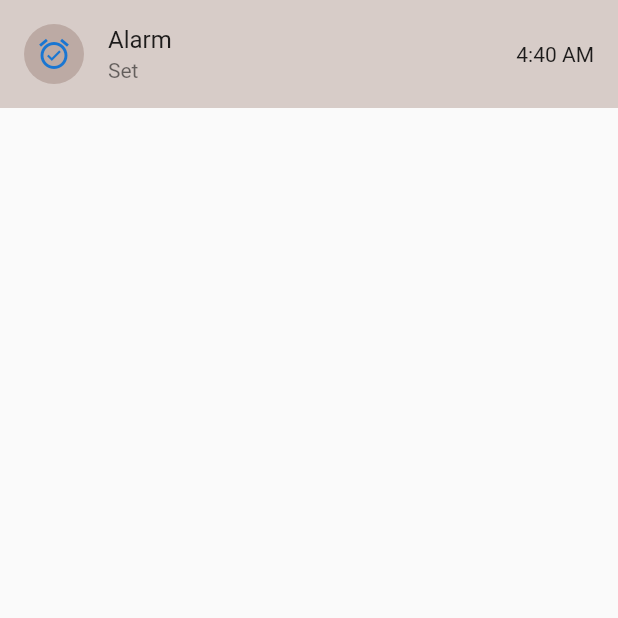
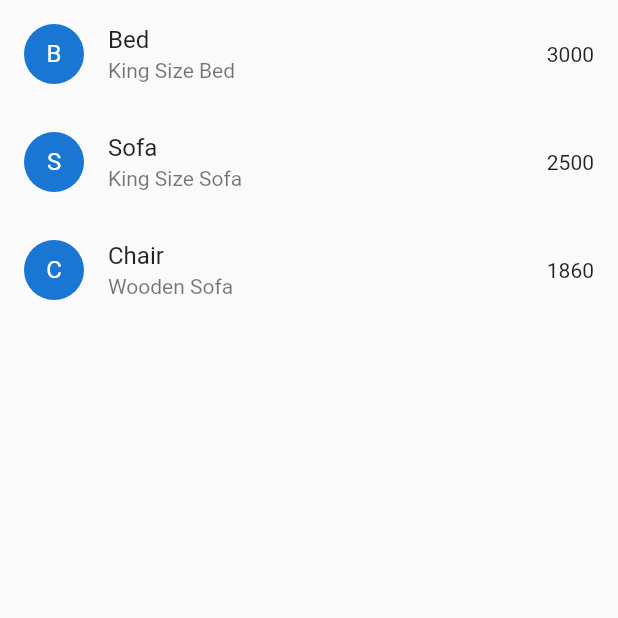
Before and after one commit to theeeep/Flutter-Basic-App, a Flutter app: the screen it shows after launch, on a phone screen of 412 x 824 dp, the top half of it. Run offline on Flutter 3.47's test engine with Material 2 defaults, Android fonts, the phone set to English and light mode, and no system bars.

Commit message:
ListView Builder (Dynmically)

```diff
--- a/lib/screens/ListView.dart
+++ b/lib/screens/ListView.dart
@@ -1,26 +1,32 @@
 import 'package:flutter/material.dart';
 
 class ListVieww extends StatelessWidget {
-  const ListVieww({Key? key}) : super(key: key);
+  ListVieww({Key? key}) : super(key: key);
+
+  List<String> products = ["Bed", "Sofa", "Chair"];
+  List<String> productsDetails = [
+    "King Size Bed",
+    "King Size Sofa",
+    "Wooden Sofa"
+  ];
+  List<int> price = [3000, 2500, 1860];
 
   @override
   Widget build(BuildContext context) {
     return Scaffold(
       body: Container(
-        child: ListView(
-          children: [
-            ListTile(
+        child: ListView.builder(
+          itemCount: products.length,
+          itemBuilder: (context, index) {
+            return ListTile(
               leading: CircleAvatar(
-                child: Icon(Icons.alarm_on_sharp),
-                backgroundColor: Colors.brown.shade200,
+                child: Text(products[index][0]),
               ),
-              title: Text("Alarm"),
-              subtitle: Text("Set"),
-              trailing: Text("4:40 AM"),
-              onTap: () {},
-              tileColor: Colors.brown.shade100,
-            ),
-          ],
+              title: Text(products[index]),
+              subtitle: Text(productsDetails[index]),
+              trailing: Text(price[index].toString()),
+            );
+          },
         ),
       ),
     );
```
